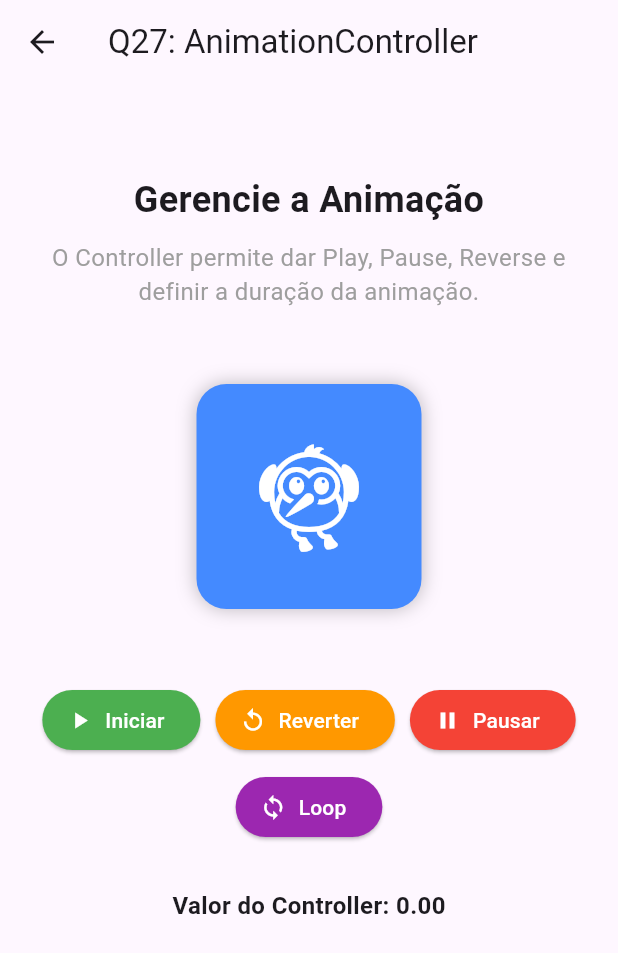
After one commit to kaiquejw/Estudos_flutter, a Flutter app: the Questao27Page screen opened directly, on a phone screen of 412 x 824 dp. The commit adds this screen. Shown: the top 953 px of the screen. Run offline on Flutter 3.47's test engine with Material 3 defaults, Android fonts, the phone set to English and light mode, and no system bars.

Commit message:
Implementando questoes 22 a 30

```diff
--- /dev/null
+++ b/lib/pages/questao27page.dart
@@ -0,0 +1,120 @@
+import 'package:flutter/material.dart';
+
+class Questao27Page extends StatefulWidget {
+  const Questao27Page({super.key});
+
+  @override
+  State<Questao27Page> createState() => _Questao27PageState();
+}
+
+class _Questao27PageState extends State<Questao27Page> with SingleTickerProviderStateMixin {
+  late AnimationController _controller;
+
+  @override
+  void initState() {
+    super.initState();
+    _controller = AnimationController(
+      duration: const Duration(seconds: 2),
+      vsync: this,
+    );
+  }
+
+  @override
+  void dispose() {
+    _controller.dispose();
+    super.dispose();
+  }
+
+  @override
+  Widget build(BuildContext context) {
+    return Scaffold(
+      appBar: AppBar(title: const Text('Q27: AnimationController')),
+      body: SingleChildScrollView(
+        padding: const EdgeInsets.all(20.0),
+        child: Column(
+          mainAxisAlignment: MainAxisAlignment.start,
+          crossAxisAlignment: CrossAxisAlignment.center,
+          children: [
+            const SizedBox(height: 40),
+
+            const Text(
+              "Gerencie a Animação",
+              style: TextStyle(fontSize: 24, fontWeight: FontWeight.bold),
+              textAlign: TextAlign.center,
+            ),
+            const SizedBox(height: 10),
+            const Text(
+              "O Controller permite dar Play, Pause, Reverse e definir a duração da animação.",
+              textAlign: TextAlign.center,
+              style: TextStyle(fontSize: 16, color: Colors.grey),
+            ),
+
+            const SizedBox(height: 50),
+
+            RotationTransition(
+              turns: _controller,
+              child: Container(
+                width: 150,
+                height: 150,
+                decoration: BoxDecoration(
+                  color: Colors.blueAccent,
+                  borderRadius: BorderRadius.circular(20),
+                  boxShadow: const [BoxShadow(blurRadius: 10, color: Colors.black26)],
+                ),
+                child: const Icon(Icons.flutter_dash, size: 80, color: Colors.white),
+              ),
+            ),
+
+            const SizedBox(height: 50),
+
+            Wrap(
+              spacing: 10,
+              runSpacing: 10,
+              alignment: WrapAlignment.center,
+              children: [
+                ElevatedButton.icon(
+                  onPressed: () => _controller.forward(),
+                  icon: const Icon(Icons.play_arrow),
+                  label: const Text("Iniciar"),
+                  style: ElevatedButton.styleFrom(backgroundColor: Colors.green, foregroundColor: Colors.white),
+                ),
+                ElevatedButton.icon(
+                  onPressed: () => _controller.reverse(),
+                  icon: const Icon(Icons.replay),
+                  label: const Text("Reverter"),
+                  style: ElevatedButton.styleFrom(backgroundColor: Colors.orange, foregroundColor: Colors.white),
+                ),
+                ElevatedButton.icon(
+                  onPressed: () => _controller.stop(),
+                  icon: const Icon(Icons.pause),
+                  label: const Text("Pausar"),
+                  style: ElevatedButton.styleFrom(backgroundColor: Colors.red, foregroundColor: Colors.white),
+                ),
+                ElevatedButton.icon(
+                  onPressed: () => _controller.repeat(),
+                  icon: const Icon(Icons.loop),
+                  label: const Text("Loop"),
+                  style: ElevatedButton.styleFrom(backgroundColor: Colors.purple, foregroundColor: Colors.white),
+                ),
+              ],
+            ),
+
+            const SizedBox(height: 30),
+
+            AnimatedBuilder(
+              animation: _controller,
+              builder: (context, child) {
+                return Text(
+                  "Valor do Controller: ${_controller.value.toStringAsFixed(2)}",
+                  style: const TextStyle(fontWeight: FontWeight.bold, fontSize: 16),
+                );
+              },
+            ),
+
+            const SizedBox(height: 40),
+          ],
+        ),
+      ),
+    );
+  }
+}
```
Also changed, not shown: lib/main.dart (+58 -1 lines), lib/pages/questao22page.dart (added, +58 -0 lines), lib/pages/questao23page.dart (added, +50 -0 lines), lib/pages/questao24page.dart (added, +99 -0 lines), lib/pages/questao25page.dart (added, +69 -0 lines), lib/pages/questao26page.dart (added, +72 -0 lines), lib/pages/questao28page.dart (added, +76 -0 lines), lib/pages/questao30page.dart (added, +102 -0 lines), prints/Questao22.png (added), prints/Questao24.gif (added), prints/Questao25.png (added), prints/Questao26.png (added), prints/Questao27.gif (added), prints/Questao28.png (added), 2 more files.
